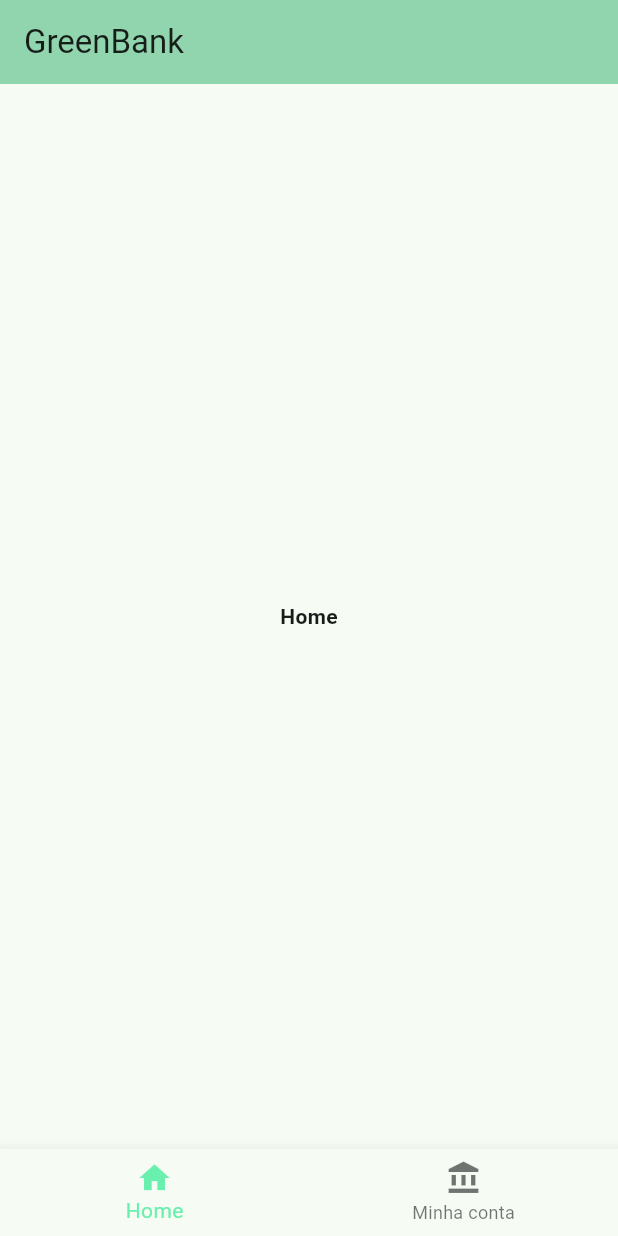
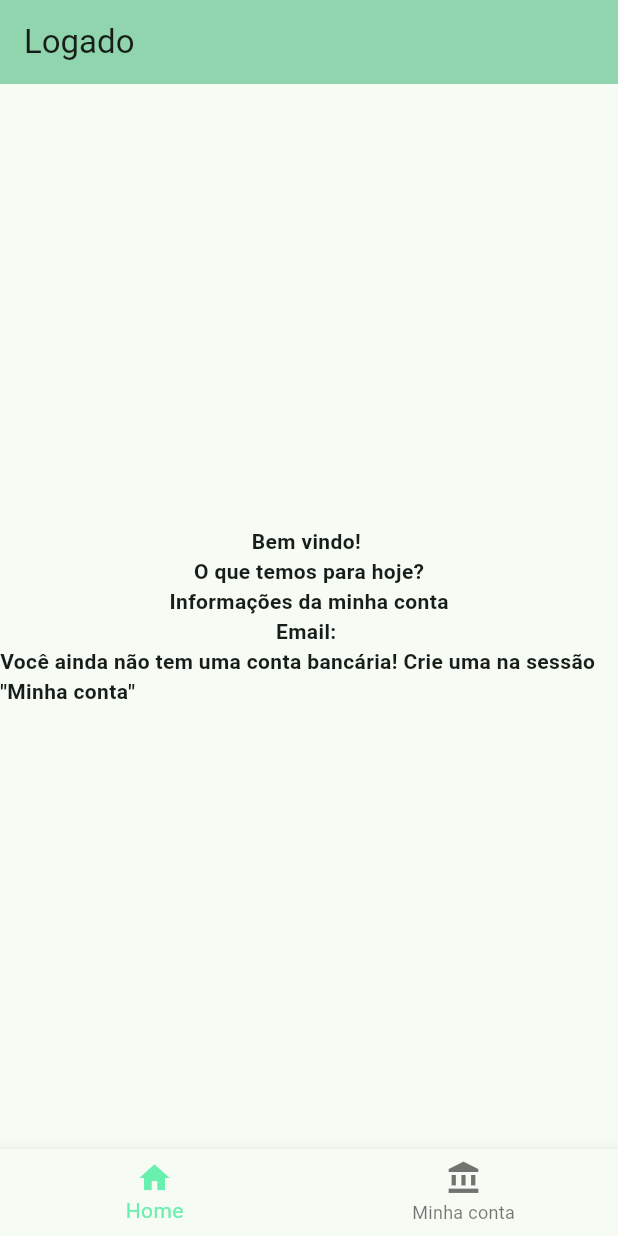
Before and after one commit to lucasguimaraes2005/app-contabancaria, a Flutter app: the MyHomePage screen opened directly, on a phone screen of 412 x 824 dp. Run offline on Flutter 3.47's test engine with Material 3 defaults, Android fonts, the phone set to English and light mode, and no system bars; our stand-ins replace shared_preferences; accounts and stored records are empty; network calls fail.

Commit message:
feat: iniciando implementação da homepage

```diff
--- a/lib/pages/HomePage.dart
+++ b/lib/pages/HomePage.dart
@@ -1,4 +1,5 @@
-import 'package:flutter/cupertino.dart';
+import 'dart:convert';
+import 'package:http/http.dart' as http;
 import 'package:flutter/material.dart';
 
 class MyHomePage extends StatefulWidget {
@@ -12,10 +13,50 @@ class MyHomePage extends StatefulWidget {
 
 class _MyHomePageState extends State<MyHomePage> {
   int _selectedIndex = 0;
+  String _nomeUsuario = '';
+  String _emailUsuario = '';
+  bool _temContaBancaria = false;
 
-  static const List<Widget> _widgetOptions = <Widget>[
-    Text('Home', style: TextStyle(fontWeight: FontWeight.bold),),
-    Text('Search', style: TextStyle(fontWeight: FontWeight.bold),)
+  @override
+  void initState() {
+    super.initState();
+    _buscarDadosUsuario();
+  }
+
+  void _buscarDadosUsuario() async {
+
+    var url = Uri.parse('http://192.168.1.14:8080/user');
+    var response = await http.get(url);
+
+    if (response.statusCode == 200) {
+      var dadosUsuario = json.decode(response.body);
+      setState(() {
+        _nomeUsuario = dadosUsuario['nome'];
+        _emailUsuario = dadosUsuario['email'];
+        _temContaBancaria = dadosUsuario['contasBancarias'].isNotEmpty;
+      });
+    } else {
+      print('Falha ao buscar dados do usuário');
+    }
+  }
+
+  static List<Widget> _widgetOptions(String nome, String email, bool temConta) => <Widget>[
+    Column(
+      mainAxisAlignment: MainAxisAlignment.center,
+      children: [
+        Text('Bem vindo! $nome', style: TextStyle(fontWeight: FontWeight.bold),),
+        Text('O que temos para hoje?', style: TextStyle(fontWeight: FontWeight.bold),),
+        Text('Informações da minha conta', style: TextStyle(fontWeight: FontWeight.bold),),
+        Text('Email: $email', style: TextStyle(fontWeight: FontWeight.bold),),
+        Text(temConta ? 'Você tem conta bancária e pode conferir informações dela na sessão "Minha conta"' : 'Você ainda não tem uma conta bancária! Crie uma na sessão "Minha conta"', style: TextStyle(fontWeight: FontWeight.bold),),
+      ],
+    ),
+    Column(
+      mainAxisAlignment: MainAxisAlignment.center,
+      children: [
+        Text("teste")
+      ],
+    )
   ];
 
   void _onItemTapped(int index) {
@@ -29,11 +70,10 @@ class _MyHomePageState extends State<MyHomePage> {
     return Scaffold(
       appBar: AppBar(
         backgroundColor: Theme.of(context).colorScheme.inversePrimary,
-
-        title: Text("GreenBank"),
+        title: Text(widget.title),
       ),
       body: Center(
-        child: _widgetOptions.elementAt(_selectedIndex),
+        child: _widgetOptions(_nomeUsuario, _emailUsuario, _temContaBancaria).elementAt(_selectedIndex),
       ),
       bottomNavigationBar: BottomNavigationBar(
         items: const [
@@ -50,7 +90,6 @@ class _MyHomePageState extends State<MyHomePage> {
         selectedItemColor: Colors.greenAccent,
         onTap: _onItemTapped,
       ),
-
     );
   }
 }
```
